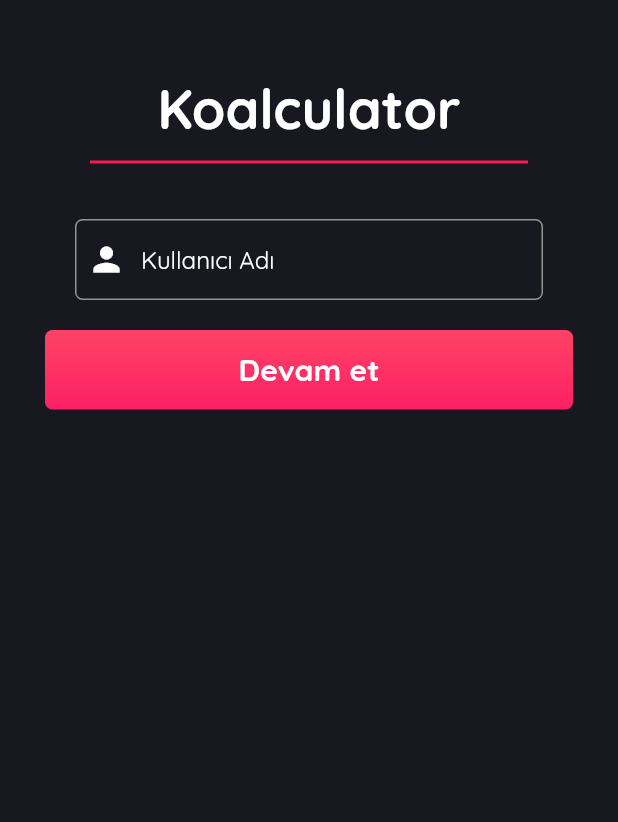
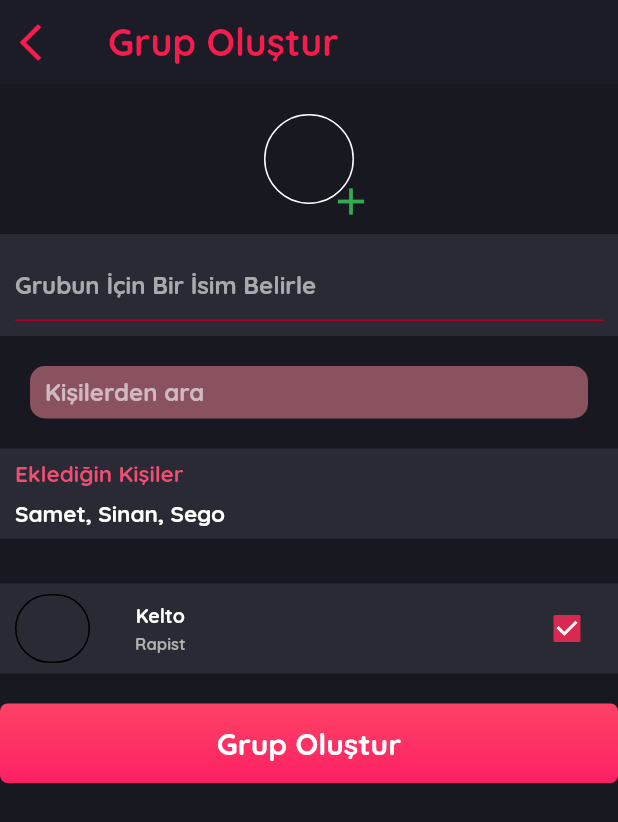
Before and after one commit to kbsamet/koalculator, a Flutter app: the CreateGroup screen opened directly, on a phone screen of 412 x 824 dp. Shown: the top 822 px of the screen. Run offline on Flutter 3.47's test engine with Material 2 defaults, Android fonts, the phone set to English and light mode, and no system bars; our stand-ins replace cloud_firestore, firebase_auth, firebase_core, firebase_storage, flutter_chat_bubble; accounts and stored records are empty; network calls fail.

Commit message:
grup oluştur

```diff
--- /dev/null
+++ b/lib/components/groups/add_image.dart
@@ -0,0 +1,28 @@
+import 'package:flutter/material.dart';
+
+class AddImage extends StatefulWidget {
+  const AddImage({Key? key}) : super(key: key);
+
+  @override
+  State<AddImage> createState() => _AddImageState();
+}
+
+class _AddImageState extends State<AddImage> {
+  @override
+  Widget build(BuildContext context) {
+    return Container(
+      width: 60,
+      height: 60,
+      decoration: BoxDecoration(
+          borderRadius: const BorderRadius.all(Radius.circular(50)),
+          border: Border.all(color: Colors.white)),
+      child: const Align(
+          alignment: Alignment(2, 2),
+          child: Icon(
+            Icons.add,
+            color: Color(0xff34A853),
+            size: 30,
+          )),
+    );
+  }
+}
--- /dev/null
+++ b/lib/components/groups/group_friend_view.dart
@@ -0,0 +1,59 @@
+import 'package:flutter/material.dart';
+
+class GroupFriendView extends StatelessWidget {
+  const GroupFriendView({Key? key}) : super(key: key);
+
+  @override
+  Widget build(BuildContext context) {
+    return Container(
+      width: double.infinity,
+      height: 60,
+      padding: const EdgeInsets.symmetric(horizontal: 10, vertical: 7),
+      color: const Color(0xff292A33),
+      child: Row(
+        crossAxisAlignment: CrossAxisAlignment.center,
+        mainAxisAlignment: MainAxisAlignment.spaceBetween,
+        children: [
+          Row(
+            children: [
+              Container(
+                width: 50,
+                decoration: BoxDecoration(
+                  borderRadius: const BorderRadius.all(Radius.circular(50)),
+                  border: Border.all(color: Colors.black),
+                ),
+              ),
+              const SizedBox(
+                width: 30,
+              ),
+              Column(
+                mainAxisAlignment: MainAxisAlignment.center,
+                children: const [
+                  Text(
+                    "Kelto",
+                    style: TextStyle(fontWeight: FontWeight.bold, fontSize: 13),
+                  ),
+                  SizedBox(
+                    height: 4,
+                  ),
+                  Text(
+                    "Rapist",
+                    style: TextStyle(
+                        fontWeight: FontWeight.bold,
+                        fontSize: 11,
+                        color: Color(0xffB0B0B0)),
+                  )
+                ],
+              ),
+            ],
+          ),
+          Checkbox(
+            value: true,
+            onChanged: (e) {},
+            activeColor: const Color(0xffDA2851),
+          )
+        ],
+      ),
+    );
+  }
+}
--- a/lib/screens/auth_screens/login_page.dart
+++ b/lib/screens/auth_screens/login_page.dart
@@ -2,6 +2,7 @@ import 'package:firebase_auth/firebase_auth.dart';
 import 'package:flutter/material.dart';
 import 'package:koalculator/components/default_button.dart';
 import 'package:koalculator/screens/auth_screens/signup_screen.dart';
+import 'package:koalculator/screens/main_page.dart';
 
 import '../../components/default_text_input.dart';
 
@@ -31,6 +32,9 @@ class _LoginScreenState extends State<LoginScreen> {
 
       print(e.code);
     }
+
+    Navigator.of(context).pushReplacement(
+        MaterialPageRoute(builder: (context) => const MainPage()));
   }
 
   @override
--- a/lib/screens/dashboard.dart
+++ b/lib/screens/dashboard.dart
@@ -5,6 +5,9 @@ import 'package:koalculator/components/dashboard/debt_list_view.dart';
 import 'package:koalculator/components/dashboard/group_list_view.dart';
 import 'package:koalculator/models/debt.dart';
 import 'package:koalculator/models/group.dart';
+
+import '../components/default_button.dart';
+import 'main_page.dart';
 
 final db = FirebaseFirestore.instance;
 
@@ -98,36 +101,6 @@ class _DashboardState extends State<Dashboard> {
                   titleSpacing: 0,
                   toolbarHeight: 0,
                   backgroundColor: const Color(0xff303139),
-                  /*title: SafeArea(
-                    child: Container(
-                      color: const Color(0xff1B1C26),
-                      child: Column(
-                          crossAxisAlignment: CrossAxisAlignment.center,
-                          children: const [
-                            SizedBox(
-                              height: 10,
-                            ),
-                            Text(
-                              "Koalculator",
-                              style: TextStyle(
-                                  fontWeight: FontWeight.bold, fontSize: 36),
-                            ),
-                            SizedBox(
-                              height: 5,
-                            ),
-                            Divider(
-                              color: Color(0xffF71B4E),
-                              indent: 30,
-                              endIndent: 30,
-                              thickness: 2,
-                            ),
-                            SizedBox(
-                              height: 20,
-                            )
-                          ]),
-                    ),
-                  ),
-                  */
                   bottom: PreferredSize(
                     preferredSize: tabBar.preferredSize,
                     child: Material(
@@ -144,6 +117,16 @@ class _DashboardState extends State<Dashboard> {
                                 height: 20,
                               ),
                               GroupListView(group: e),
+                              DefaultButton(
+                                  onPressed: () {
+                                    FirebaseAuth.instance.signOut();
+
+                                    Navigator.of(context).pushReplacement(
+                                        MaterialPageRoute(
+                                            builder: (context) =>
+                                                const MainPage()));
+                                  },
+                                  text: "Çık")
                             ],
                           ))
                       .toList(),
--- a/lib/screens/group_screens/create_group.dart
+++ b/lib/screens/group_screens/create_group.dart
@@ -1,8 +1,9 @@
 import 'package:cloud_firestore/cloud_firestore.dart';
 import 'package:firebase_auth/firebase_auth.dart';
 import 'package:flutter/material.dart';
-import '../../components/default_button.dart';
-import '../../components/default_text_input.dart';
+import 'package:koalculator/components/default_button.dart';
+import 'package:koalculator/components/groups/add_image.dart';
+import 'package:koalculator/components/groups/group_friend_view.dart';
 
 final db = FirebaseFirestore.instance;
 
@@ -14,71 +15,130 @@ class CreateGroup extends StatefulWidget {
 }
 
 class _CreateGroupState extends State<CreateGroup> {
-  TextEditingController friendName = TextEditingController();
+  TextEditingController groupName = TextEditingController();
   User? loggedUser = FirebaseAuth.instance.currentUser;
 
-  void AddFriend() async {
-    var data = await db.collection("users").get();
-    for (var user in data.docs) {
-      if (user.data()["name"] == friendName.text) {
-        db.collection("users").doc(loggedUser!.uid).update({
-          "sentFriendRequests": FieldValue.arrayUnion([user.id])
-        });
-        db.collection("users").doc(user.id).update({
-          "pendingFriendRequests": FieldValue.arrayUnion([loggedUser!.uid])
-        });
-        return;
-      }
-    }
+  // void AddFriend() async {
+  //   var data = await db.collection("users").get();
+  //   for (var user in data.docs) {
+  //     if (user.data()["name"] == friendName.text) {
+  //       db.collection("users").doc(loggedUser!.uid).update({
+  //         "sentFriendRequests": FieldValue.arrayUnion([user.id])
+  //       });
+  //       db.collection("users").doc(user.id).update({
+  //         "pendingFriendRequests": FieldValue.arrayUnion([loggedUser!.uid])
+  //       });
+  //       return;
+  //     }
+  //   }
 
-    ScaffoldMessenger.of(context).showSnackBar(SnackBar(
-        content: Text("${friendName.text} isimli kullanıcı bulunamadı.")));
-  }
+  //   ScaffoldMessenger.of(context).showSnackBar(SnackBar(
+  //       content: Text("${friendName.text} isimli kullanıcı bulunamadı.")));
+  // }
 
   @override
   Widget build(BuildContext context) {
     return Container(
         color: const Color(0xff1B1C26),
-      child: SafeArea(
         child: Scaffold(
-          body: Container(
+            appBar: AppBar(
+              backgroundColor: const Color(0xff1B1C26),
+              elevation: 0,
+              leading: IconButton(
+                icon: const Icon(Icons.arrow_back_ios,
+                    size: 30, color: Color(0xffF71B4E)),
+                onPressed: () => Navigator.of(context).pop(),
+              ),
+              title: const Text(
+                "Grup Oluştur",
+                style: TextStyle(
+                    fontWeight: FontWeight.bold,
+                    fontSize: 25,
+                    color: Color(0xffF71B4E)),
+              ),
+            ),
+            body: ListView(
+              children: [
+                Expanded(
+                  child: Column(
+                    children: [
+                      const SizedBox(
+                        height: 20,
+                      ),
+                      const AddImage(),
+                      const SizedBox(
+                        height: 20,
+                      ),
+                      Container(
+                          padding: const EdgeInsets.all(10),
+                          color: const Color(0xff292A33),
+                          child: const TextField(
+                            decoration: InputDecoration(
+                              hintText: "Grubun İçin Bir İsim Belirle",
+                              hintStyle: TextStyle(fontWeight: FontWeight.bold),
+                              enabledBorder: UnderlineInputBorder(
+                                borderSide:
+                                    BorderSide(color: Color(0xffAD0028)),
+                              ),
+                              focusedBorder: UnderlineInputBorder(
+                                borderSide:
+                                    BorderSide(color: Color(0xffAD0028)),
+                              ),
+                            ),
+                          )),
+                      Container(
+                          height: 35,
+                          margin: const EdgeInsets.all(20),
+                          padding: const EdgeInsets.symmetric(horizontal: 10),
+                          decoration: const BoxDecoration(
+                              color: Color(0xff8A525F),
+                              borderRadius:
+                                  BorderRadius.all(Radius.circular(10))),
+                          child: const TextField(
+                            decoration: InputDecoration(
+                                isDense: true,
+                                hintText: "Kişilerden ara",
+                                hintStyle:
+                                    TextStyle(fontWeight: FontWeight.bold),
+                                border: InputBorder.none),
+                          )),
+                      Container(
                         width: double.infinity,
-            margin: const EdgeInsets.symmetric(vertical: 50, horizontal: 30),
+                        height: 60,
+                        padding: const EdgeInsets.symmetric(
+                            horizontal: 10, vertical: 7),
+                        color: const Color(0xff292A33),
                         child: Column(
-                crossAxisAlignment: CrossAxisAlignment.center,
-                children: [
-                  const Text(
-                    "Koalculator",
-                    style: TextStyle(fontWeight: FontWeight.bold, fontSize: 36),
+                          crossAxisAlignment: CrossAxisAlignment.start,
+                          mainAxisAlignment: MainAxisAlignment.spaceBetween,
+                          children: const [
+                            Text(
+                              "Eklediğin Kişiler",
+                              style: TextStyle(
+                                  color: Color(0xffF24E74),
+                                  fontWeight: FontWeight.bold,
+                                  fontSize: 15),
                             ),
-                  const SizedBox(
-                    height: 5,
+                            Text(
+                              "Samet, Sinan, Sego",
+                              style: TextStyle(
+                                  fontWeight: FontWeight.bold, fontSize: 15),
+                            )
+                          ],
                         ),
-                  const Divider(
-                    color: Color(0xffF71B4E),
-                    indent: 30,
-                    endIndent: 30,
-                    thickness: 2,
                       ),
                       const SizedBox(
                         height: 30,
                       ),
-                  DefaultTextInput(
-                    controller: friendName,
-                    icon: Icons.person,
-                    hintText: "Kullanıcı Adı",
-                  ),
+                      const GroupFriendView(),
                       const SizedBox(
                         height: 20,
                       ),
-                  DefaultButton(onPressed: AddFriend, text: "Devam et"),
-                  const SizedBox(
-                    height: 30,
-                  ),
-                ]),
+                      DefaultButton(onPressed: () {}, text: "Grup Oluştur")
+                    ],
                   ),
                 ),
-      ),
-    );
+              ],
+            )));
   }
 }
--- a/lib/screens/main_page.dart
+++ b/lib/screens/main_page.dart
@@ -2,7 +2,7 @@ import 'package:cloud_firestore/cloud_firestore.dart';
 import 'package:firebase_auth/firebase_auth.dart';
 import 'package:flutter/material.dart';
 import 'package:koalculator/screens/auth_screens/login_page.dart';
-import 'package:koalculator/screens/group_screens/add_debt.dart';
+import 'package:koalculator/screens/group_screens/create_group.dart';
 
 final db = FirebaseFirestore.instance;
 
@@ -14,8 +14,6 @@ class MainPage extends StatefulWidget {
 }
 
 class _MainPageState extends State<MainPage> {
-  List<String> users = [];
-
   @override
   void initState() {
     // TODO: implement initState
@@ -25,41 +23,10 @@ class _MainPageState extends State<MainPage> {
     //signUp();
   }
 
-  void getUsers() async {
-    await db.collection("users").get().then((value) {
-      for (var user in value.docs) {
-        print(user.data());
-        db
-            .collection("res")
-            .doc(user.data()["resId"][0])
-            .get()
-            .then((value) => print(value.data()));
-      }
-    });
-  }
-
-  void signUp() async {
-    try {
-      final credential =
-          await FirebaseAuth.instance.createUserWithEmailAndPassword(
-        email: "kbayraktarsamet@gmail.com",
-        password: "Samet123",
-      );
-    } on FirebaseAuthException catch (e) {
-      if (e.code == 'weak-password') {
-        print('The password provided is too weak.');
-      } else if (e.code == 'email-already-in-use') {
-        print('The account already exists for that email.');
-      }
-    } catch (e) {
-      print(e);
-    }
-  }
-
   @override
   Widget build(BuildContext context) {
     return FirebaseAuth.instance.currentUser == null
         ? const LoginScreen()
-        : const AddDebtScreen();
+        : const CreateGroup();
   }
 }
```
Lines whose indentation alone changed are shown as unchanged.
